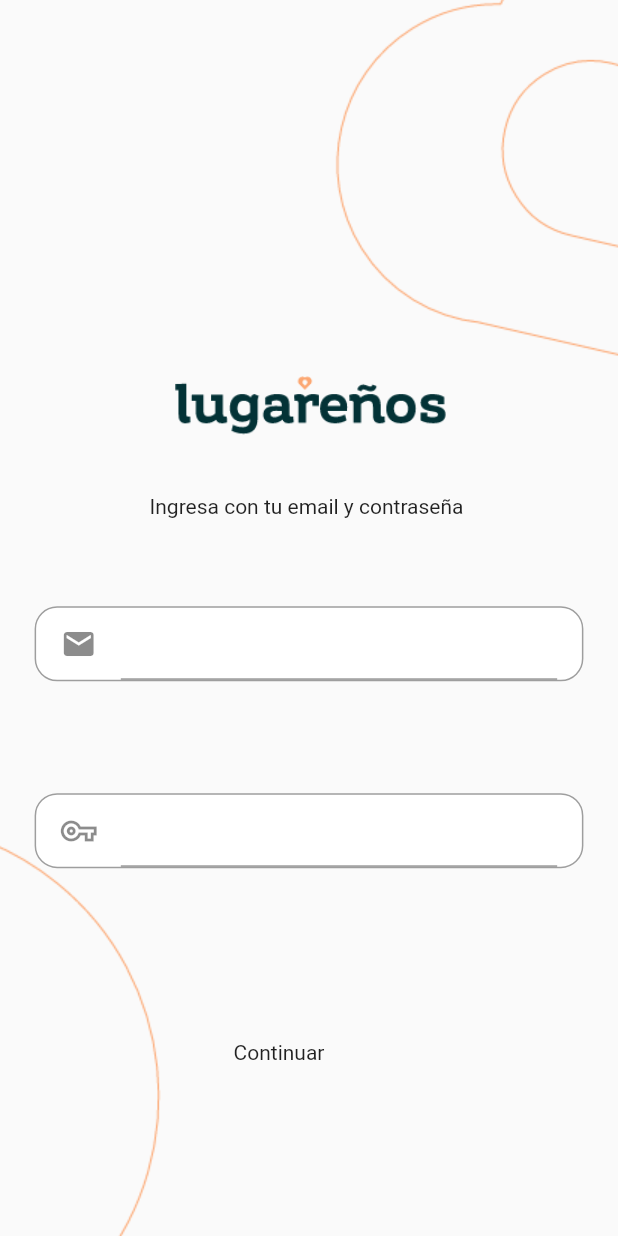
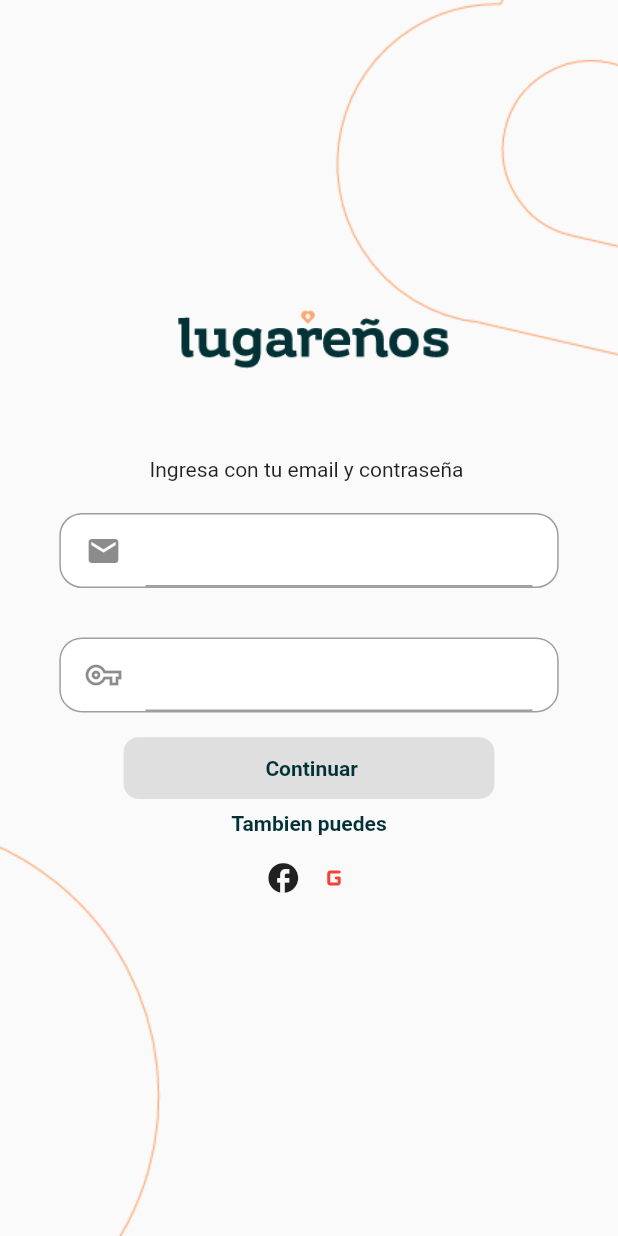
Before and after one commit to jcastillo501/Lugarenos, a Flutter app: the LoginScreen screen opened directly, on a phone screen of 412 x 824 dp. Run offline on Flutter 3.47's test engine with Material 2 defaults, Android fonts, the phone set to English and light mode, and no system bars; our stand-ins replace cloud_firestore, firebase_auth, firebase_core, geolocator, google_maps_flutter, loading_indicator; accounts and stored records are empty.

Commit message:
screens login y registro

```diff
--- a/lib/screens/login/components/body.dart
+++ b/lib/screens/login/components/body.dart
@@ -1,6 +1,8 @@
-import 'package:firebase_auth/firebase_auth.dart';
 import 'package:flutter/material.dart';
 import 'package:lugarenos/screens/login/components/background.dart';
+import 'package:lugarenos/screens/login/components/services/auth_service.dart';
+import 'package:lugarenos/screens/signUp/components/signUp.dart';
+import 'package:lugarenos/screens/views/viewMain.dart';
 
 class Body extends StatefulWidget {
   const Body({Key? key}) : super(key: key);
@@ -9,74 +11,167 @@ class Body extends StatefulWidget {
   State<Body> createState() => _BodyState();
 }
 
-final TextEditingController emailController = TextEditingController();
-final TextEditingController PasswordController = TextEditingController();
+final AuthService _authService = AuthService();
+final _formKey = GlobalKey<FormState>();
+String _errors = '';
+String emailVal = '';
+String passwordVal = '';
 
 class _BodyState extends State<Body> {
+  final TextEditingController emailController = TextEditingController();
+  final TextEditingController passwordController = TextEditingController();
+
   @override
   Widget build(BuildContext context) {
     double screenWidth = MediaQuery.of(context).size.width;
     double screenHeight = MediaQuery.of(context).size.height;
-    ;
+    WidgetsFlutterBinding.ensureInitialized();
 
     return Background(
       child: Stack(
         children: <Widget>[
           Positioned(
-              top: 250,
-              right: 105,
+              top: screenHeight * 0.25,
+              right: screenWidth * 0.25,
               child: Image.asset(
                 "assets/images/fondo.png",
                 height: screenHeight * 0.05,
               )),
           Positioned(
-              top: screenHeight * 0.40,
+              top: screenHeight * 0.37,
               right: screenWidth * 0.25,
-              child: Text('Ingresa con tu email y contraseña')),
+              child: const Text('Ingresa con tu email y contraseña')),
           Container(
-            margin: EdgeInsets.only(top: screenHeight * 0.4),
+            padding: EdgeInsets.symmetric(
+                horizontal: screenWidth * 0.04, vertical: screenHeight * 0.03),
+            margin: EdgeInsets.only(top: screenHeight * 0.1),
+            child: Form(
+              key: _formKey,
               child: Column(
-              mainAxisAlignment: MainAxisAlignment.spaceEvenly,
+                mainAxisAlignment: MainAxisAlignment.center,
                 children: [
                   Container(
-                  margin: EdgeInsets.symmetric(horizontal: screenWidth * 0.056),
+                    margin: EdgeInsets.symmetric(
+                        horizontal: screenWidth * 0.056,
+                        vertical: screenHeight * 0.04),
                     decoration: BoxDecoration(
                       borderRadius: BorderRadius.circular(15),
                       border: Border.all(color: Colors.grey),
                       color: Colors.white,
                     ),
-                  padding: EdgeInsets.symmetric(horizontal: screenWidth * 0.04),
-                  child: const TextField(
-                    decoration: InputDecoration(
+                    padding:
+                        EdgeInsets.symmetric(horizontal: screenWidth * 0.04),
+                    child: TextFormField(
+                        keyboardType: TextInputType.emailAddress,
+                        decoration: const InputDecoration(
                           icon: Icon(
                             Icons.email,
-                    )),
                           ),
                         ),
+                        onChanged: (val) {
+                          setState(() {
+                            emailVal = val;
+                          });
+                        },
+                        validator: (val) {
+                          if (val!.isEmpty ||
+                              !RegExp(r"^[a-zA-Z0-9.a-zA-Z0-9.!#$%&'*+-/=?^_`{|}~]+@[a-zA-Z0-9]+\.[a-zA-Z]+")
+                                  .hasMatch(val)) {
+                            return 'ingresa un correo valido';
+                          }
+                          return null;
+                        }),
+                  ),
                   Container(
-                  margin: EdgeInsets.symmetric(horizontal: screenWidth * 0.056),
+                    margin: EdgeInsets.symmetric(
+                      horizontal: screenWidth * 0.056,
+                    ),
                     decoration: BoxDecoration(
                         borderRadius: BorderRadius.circular(15),
                         border: Border.all(color: Colors.grey),
                         color: Colors.white),
-                  padding: EdgeInsets.symmetric(horizontal: screenWidth * 0.04),
-                  child: TextField(
-                    controller: PasswordController,
+                    padding:
+                        EdgeInsets.symmetric(horizontal: screenWidth * 0.04),
+                    child: TextFormField(
+                      obscureText: true,
                       decoration: const InputDecoration(
                         icon: Icon(Icons.vpn_key_outlined),
                       ),
+                      validator: (val) => val!.length < 6
+                          ? 'ingrese una contraseña de mas de 6 caracteres'
+                          : null,
+                      onChanged: (val) {
+                        setState(() {
+                          passwordVal = val;
+                        });
+                      },
                     ),
                   ),
                   Container(
-                  padding: EdgeInsets.all(40),
-                  margin: const EdgeInsets.only(right: 40),
-                  width: double.infinity,
+                    width: screenWidth * 0.6,
+                    height: screenHeight * 0.07,
+                    padding: EdgeInsets.only(top: screenHeight * 0.02),
+                    child: TextButton(
+                      style: TextButton.styleFrom(
+                          backgroundColor: MaterialStateColor.resolveWith(
+                              (states) => const Color(0xFFDFDFDF)),
+                          textStyle: const TextStyle(color: Colors.white),
+                          shape: RoundedRectangleBorder(
+                              borderRadius: BorderRadius.circular(10.0))),
+                      onPressed: () async {
+                        if (_formKey.currentState!.validate()) {
+                          setState(() {
+                            loader();
+                            Navigator.of(context).push(
+                                MaterialPageRoute(builder: (_) => SignUp()));
+                          });
+                          dynamic result = await _authService
+                              .signinUsingEmailPassword(emailVal, passwordVal);
+                          if (result == null) {
+                            setState(() {
+                              _errors =
+                                  "algo ha salido mal por favor revisa los datos";
+                              ScaffoldMessenger.of(context).showSnackBar(
+                                  SnackBar(content: Text(_errors)));
+                            });
+                          } else {
+                            print('inicio correctamente');
+                          }
+                        }
+                      },
                       child: const Text(
-                    'Continuar',
-                    textAlign: TextAlign.center,
+                        ' Continuar',
+                        style: TextStyle(
+                            color: Color(0xFF033236),
+                            fontWeight: FontWeight.bold),
                       ),
                     ),
+                  ),
+                  Padding(
+                    padding: EdgeInsets.only(top: screenHeight * 0.01),
+                    child: const Text(
+                      'Tambien puedes',
+                      style: TextStyle(
+                          color: Color(0xFF033236),
+                          fontWeight: FontWeight.bold),
+                    ),
+                  ),
+                  Container(
+                    padding: EdgeInsets.only(top: screenHeight * 0.02),
+                    child: Row(
+                      mainAxisAlignment: MainAxisAlignment.center,
+                      children: const [
+                        Icon(Icons.facebook),
+                        Text('   '),
+                        Icon(
+                          Icons.g_mobiledata_rounded,
+                          color: Colors.red,
+                        )
                       ],
+                    ),
+                  )
+                ],
+              ),
             ),
           ),
         ],
@@ -84,9 +179,22 @@ class _BodyState extends State<Body> {
     );
   }
 
-  Future sigIn() async {
-    await FirebaseAuth.instance.signInWithEmailAndPassword(
-        email: emailController.toString(),
-        password: PasswordController.toString());
+  Future loader() async {
+    showDialog(
+        context: context,
+        barrierDismissible: false,
+        builder: (context) => const Center(
+              child: CircularProgressIndicator(),
+            ));
   }
+
+  //   try {
+  //     await FirebaseAuth.instance.signInWithEmailAndPassword(
+  //         email: emailController.toString(),
+  //         password: passwordController.toString());
+  //   } on FirebaseAuthException catch (e) {
+  //     print(e);
+  //   }
+  //   Navigator.of(context).push(MaterialPageRoute(builder: (_) => ViewMain()));
+  // }
 }
--- a/lib/screens/login/components/loginScreen.dart
+++ b/lib/screens/login/components/loginScreen.dart
@@ -1,3 +1,4 @@
+import 'package:firebase_core/firebase_core.dart';
 import 'package:flutter/material.dart';
 import 'package:lugarenos/screens/login/components/body.dart';
 
@@ -11,7 +12,7 @@ class LoginScreen extends StatefulWidget {
 class _LoginScreenState extends State<LoginScreen> {
   @override
   Widget build(BuildContext context) {
-    return Scaffold(
+    return const Scaffold(
       body: Body(),
     );
   }
--- a/lib/screens/login/components/userModel.dart
+++ b/lib/screens/login/components/userModel.dart
@@ -1,6 +1,8 @@
-class User {
-  final String uid;
-  final String email;
+class UserModel {
+  final String? userId;
+  final String? email;
+  final String? name;
+  final String? addres;
 
-  User(this.uid, this.email);
+  UserModel({this.userId, this.email, this.name, this.addres});
 }
--- a/lib/screens/screenInfo/infoPlaces.dart
+++ b/lib/screens/screenInfo/infoPlaces.dart
@@ -158,11 +158,8 @@ class InfoPlaces extends StatelessWidget {
                     child: Container(
                       child: GestureDetector(
                         onTap: () async {
-                          const LoadingIndicator(
-                            indicatorType: Indicator.ballBeat,
-                            colors: [Colors.blue],
-                          );
                           Position userPosition = await _determinePosition();
+                          const CircularProgressIndicator();
 
                           Navigator.of(context).push(
                             MaterialPageRoute(
--- /dev/null
+++ b/lib/screens/signUp/components/background.dart
@@ -0,0 +1,31 @@
+import 'package:flutter/material.dart';
+
+class Background extends StatelessWidget {
+  final Widget child;
+  const Background({
+    Key? key,
+    required this.child,
+  }) : super(key: key);
+
+  @override
+  Widget build(BuildContext context) {
+    Size size = MediaQuery.of(context).size;
+    return SizedBox(
+      height: size.height,
+      width: double.infinity,
+      child: Stack(
+        children: <Widget>[
+          Positioned(
+              top: -100,
+              right: -220,
+              child: Image.asset("assets/images/Top.png")),
+          Positioned(
+              bottom: -300,
+              left: -600,
+              child: Image.asset("assets/images/bottom.png")),
+          child,
+        ],
+      ),
+    );
+  }
+}
```
Also changed, not shown: lib/main.dart (+10 -2 lines), lib/screens/login/components/auth_service.dart (deleted, +0 -14 lines), lib/screens/login/components/services/auth_service.dart (added, +64 -0 lines), lib/screens/login/components/services/authenticate.dart (added, +17 -0 lines), lib/screens/login/components/wrapper.dart (deleted, +0 -10 lines), lib/screens/signUp/components/body.dart (added, +146 -0 lines), lib/screens/signUp/components/signUp.dart (added, +18 -0 lines). Lines whose indentation alone changed are shown as unchanged.
